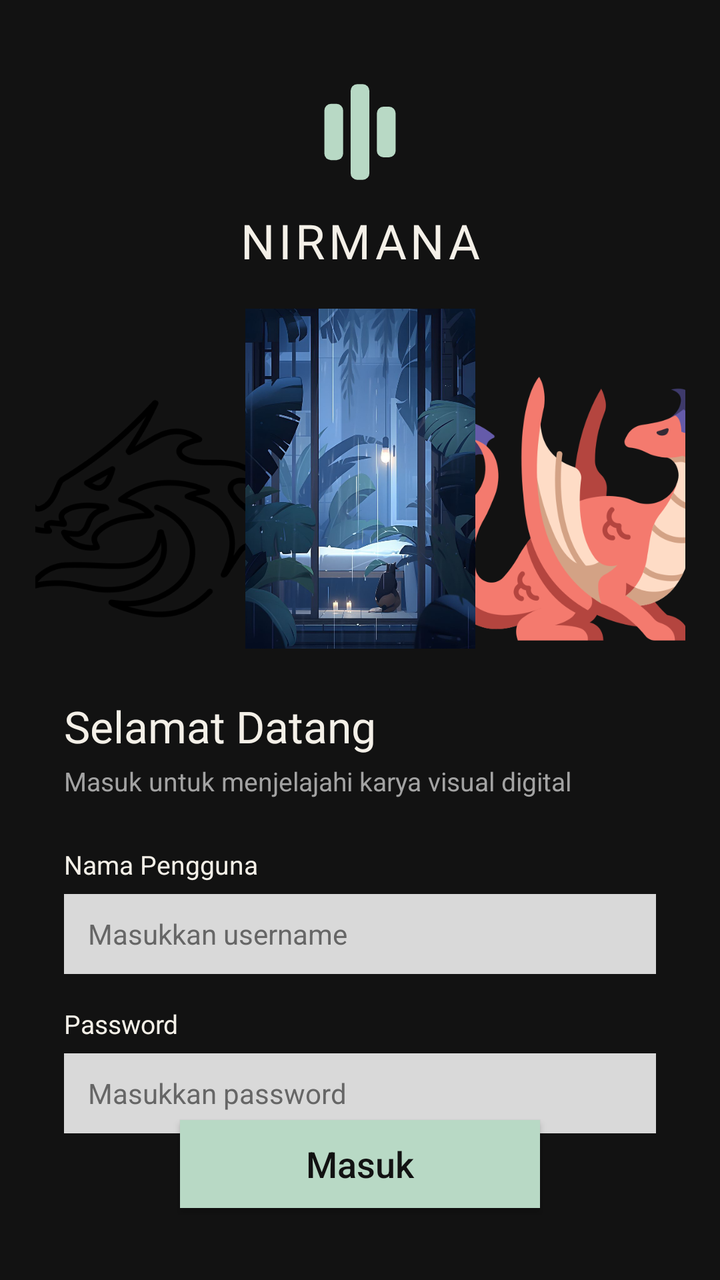
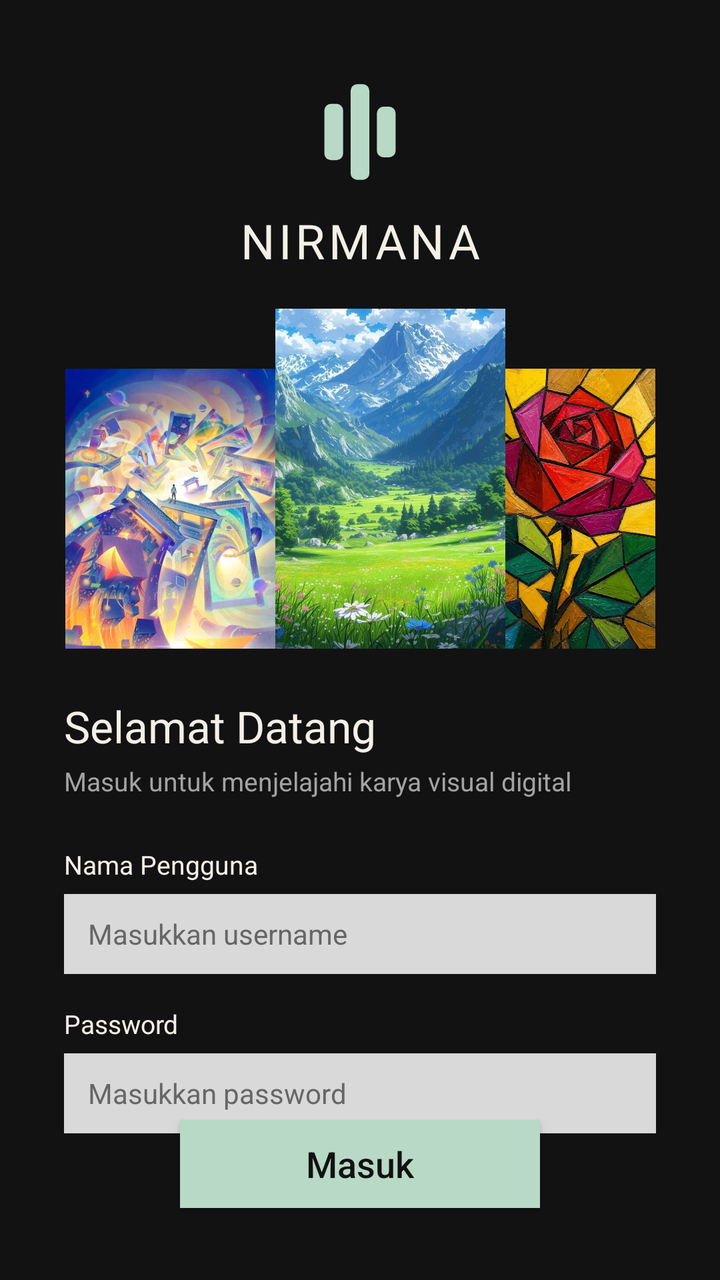

Two renders of the same Android screen: before a commit and after it. Below are the layout's source before the change and the commit's diff.
<!-- AndroidManifest.xml: application theme Theme.Zaki_Yasri_3TIB -->
<!-- res/layout/activity_login.xml -->
<?xml version="1.0" encoding="utf-8"?>
<androidx.constraintlayout.widget.ConstraintLayout xmlns:android="http://schemas.android.com/apk/res/android"
    xmlns:app="http://schemas.android.com/apk/res-auto"
    xmlns:tools="http://schemas.android.com/tools"
    android:id="@+id/main"
    android:layout_width="match_parent"
    android:layout_height="match_parent"
    android:background="@color/nirmana_bg_dark"
    tools:context=".LoginActivity">


    <ImageView
        android:id="@+id/imageView6"
        android:layout_width="60dp"
        android:layout_height="60dp"
        android:layout_marginTop="36dp"
        app:layout_constraintEnd_toEndOf="parent"
        app:layout_constraintStart_toStartOf="parent"
        app:layout_constraintTop_toTopOf="parent"
        app:srcCompat="@drawable/logo_nirmana_icon" />

    <TextView
        android:id="@+id/textView"
        android:layout_width="wrap_content"
        android:layout_height="wrap_content"
        android:layout_marginTop="8dp"
        android:fontFamily="@font/masfuad"
        android:letterSpacing="0.08"
        android:text="NIRMANA"
        android:textColor="@color/nirmana_cream"
        android:textSize="24sp"
        app:layout_constraintEnd_toEndOf="parent"
        app:layout_constraintStart_toStartOf="parent"
        app:layout_constraintTop_toBottomOf="@+id/imageView6" />


    <ImageView
        android:id="@+id/imgLoginKiri"
        android:layout_width="105dp"
        android:layout_height="140dp"
        android:layout_marginTop="48dp"
        android:scaleType="centerCrop"
        app:layout_constraintEnd_toStartOf="@+id/imgLoginTengah"
        app:layout_constraintHorizontal_chainStyle="packed"
        app:layout_constraintStart_toStartOf="parent"
        app:layout_constraintTop_toBottomOf="@+id/textView"
        app:srcCompat="@drawable/daragon" />

    <ImageView
        android:id="@+id/imgLoginTengah"
        android:layout_width="115dp"
        android:layout_height="170dp"
        android:layout_marginTop="18dp"
        android:elevation="6dp"
        android:scaleType="centerCrop"
        app:layout_constraintEnd_toStartOf="@+id/imgLoginKanan"
        app:layout_constraintStart_toEndOf="@+id/imgLoginKiri"
        app:layout_constraintTop_toBottomOf="@+id/textView"
        app:srcCompat="@drawable/tenang" />

    <ImageView
        android:id="@+id/imgLoginKanan"
        android:layout_width="105dp"
        android:layout_height="140dp"
        android:layout_marginTop="48dp"
        android:scaleType="centerCrop"
        app:layout_constraintEnd_toEndOf="parent"
        app:layout_constraintStart_toEndOf="@+id/imgLoginTengah"
        app:layout_constraintTop_toBottomOf="@+id/textView"
        app:srcCompat="@drawable/duragon" />


    <TextView
        android:id="@+id/tvSelamatDatang"
        android:layout_width="wrap_content"
        android:layout_height="wrap_content"
        android:layout_marginStart="32dp"
        android:layout_marginTop="24dp"
        android:fontFamily="@font/masrian"
        android:text="Selamat Datang"
        android:textColor="@color/nirmana_cream"
        android:textSize="22sp"
        app:layout_constraintStart_toStartOf="parent"
        app:layout_constraintTop_toBottomOf="@+id/imgLoginTengah" />

    <TextView
        android:id="@+id/tvSubSelamatDatang"
        android:layout_width="wrap_content"
        android:layout_height="wrap_content"
        android:layout_marginStart="32dp"
        android:layout_marginTop="4dp"
        android:text="Masuk untuk menjelajahi karya visual digital"
        android:textColor="@color/nirmana_gray"
        android:textSize="13sp"
        app:layout_constraintStart_toStartOf="parent"
        app:layout_constraintTop_toBottomOf="@+id/tvSelamatDatang" />


    <TextView
        android:id="@+id/lblUsername"
        android:layout_width="wrap_content"
        android:layout_height="wrap_content"
        android:layout_marginStart="32dp"
        android:layout_marginTop="24dp"
        android:text="Nama Pengguna"
        android:textColor="@color/nirmana_cream"
        android:textSize="13sp"
        app:layout_constraintStart_toStartOf="parent"
        app:layout_constraintTop_toBottomOf="@+id/tvSubSelamatDatang" />

    <EditText
        android:id="@+id/username"
        android:layout_width="0dp"
        android:layout_height="40dp"
        android:layout_marginHorizontal="32dp"
        android:layout_marginTop="6dp"
        android:background="#D9D9D9"
        android:hint="Masukkan username"
        android:inputType="text"
        android:paddingHorizontal="12dp"
        android:textColor="@color/black"
        android:textColorHint="#666666"
        android:textSize="14sp"
        app:layout_constraintEnd_toEndOf="parent"
        app:layout_constraintStart_toStartOf="parent"
        app:layout_constraintTop_toBottomOf="@+id/lblUsername" />

    <TextView
        android:id="@+id/lblPassword"
        android:layout_width="wrap_content"
        android:layout_height="wrap_content"
        android:layout_marginStart="32dp"
        android:layout_marginTop="16dp"
        android:text="Password"
        android:textColor="@color/nirmana_cream"
        android:textSize="13sp"
        app:layout_constraintStart_toStartOf="parent"
        app:layout_constraintTop_toBottomOf="@+id/username" />

    <EditText
        android:id="@+id/password"
        android:layout_width="0dp"
        android:layout_height="40dp"
        android:layout_marginHorizontal="32dp"
        android:layout_marginTop="6dp"
        android:background="#D9D9D9"
        android:hint="Masukkan password"
        android:inputType="textPassword"
        android:paddingHorizontal="12dp"
        android:textColor="@color/black"
        android:textColorHint="#666666"
        android:textSize="14sp"
        app:layout_constraintEnd_toEndOf="parent"
        app:layout_constraintStart_toStartOf="parent"
        app:layout_constraintTop_toBottomOf="@+id/lblPassword" />


    <androidx.appcompat.widget.AppCompatButton
        android:id="@+id/btn"
        android:layout_width="180dp"
        android:layout_height="44dp"
        android:layout_marginBottom="36dp"
        android:background="@color/nirmana_mint"
        android:text="Masuk"
        android:textAllCaps="false"
        android:textColor="@color/nirmana_bg_dark"
        android:textSize="18sp"
        app:layout_constraintBottom_toBottomOf="parent"
        app:layout_constraintEnd_toEndOf="parent"
        app:layout_constraintStart_toStartOf="parent" />

</androidx.constraintlayout.widget.ConstraintLayout>
<!-- resources referenced by this layout -->
<resources>
  <color name="black">#FF000000</color>
  <color name="nirmana_bg_dark">#121212</color>
  <color name="nirmana_cream">#F4F0E8</color>
  <color name="nirmana_gray">#A3A3A3</color>
  <color name="nirmana_mint">#B8D9C5</color>
  <!-- drawable daragon: png bitmap (drawable, 23232 bytes) -->
  <!-- drawable duragon: png bitmap (drawable, 53717 bytes) -->
  <!-- drawable logo_nirmana_icon (drawable) -->
  <vector xmlns:android="http://schemas.android.com/apk/res/android"
      android:width="512dp"
      android:height="512dp"
      android:viewportWidth="512"
      android:viewportHeight="512">
    <path
        android:pathData="M132,136L156,136A28,28 0,0 1,184 164L184,348A28,28 0,0 1,156 376L132,376A28,28 0,0 1,104 348L104,164A28,28 0,0 1,132 136z"
        android:fillColor="#B8D9C5"/>
    <path
        android:pathData="M244,52L268,52A28,28 0,0 1,296 80L296,432A28,28 0,0 1,268 460L244,460A28,28 0,0 1,216 432L216,80A28,28 0,0 1,244 52z"
        android:fillColor="#B8D9C5"/>
    <path
        android:pathData="M356,148L380,148A28,28 0,0 1,408 176L408,336A28,28 0,0 1,380 364L356,364A28,28 0,0 1,328 336L328,176A28,28 0,0 1,356 148z"
        android:fillColor="#B8D9C5"/>
  </vector>
  <!-- drawable tenang: jpg bitmap (drawable, 94549 bytes) -->
  <style name="Theme.Zaki_Yasri_3TIB" parent="Base.Theme.Zaki_Yasri_3TIB" />
  <style name="Base.Theme.Zaki_Yasri_3TIB" parent="Theme.Material3.DayNight.NoActionBar">
          
          
      </style>
</resources>

<!-- the commit's change to res/layout/activity_login.xml (unified diff, before → after) -->
@@ -44,7 +44,7 @@
         app:layout_constraintHorizontal_chainStyle="packed"
         app:layout_constraintStart_toStartOf="parent"
         app:layout_constraintTop_toBottomOf="@+id/textView"
-        app:srcCompat="@drawable/daragon" />
+        app:srcCompat="@drawable/warna" />
 
     <ImageView
         android:id="@+id/imgLoginTengah"
@@ -56,18 +56,18 @@
         app:layout_constraintEnd_toStartOf="@+id/imgLoginKanan"
         app:layout_constraintStart_toEndOf="@+id/imgLoginKiri"
         app:layout_constraintTop_toBottomOf="@+id/textView"
-        app:srcCompat="@drawable/tenang" />
+        app:srcCompat="@drawable/gunung" />
 
     <ImageView
         android:id="@+id/imgLoginKanan"
-        android:layout_width="105dp"
+        android:layout_width="75dp"
         android:layout_height="140dp"
         android:layout_marginTop="48dp"
         android:scaleType="centerCrop"
         app:layout_constraintEnd_toEndOf="parent"
         app:layout_constraintStart_toEndOf="@+id/imgLoginTengah"
         app:layout_constraintTop_toBottomOf="@+id/textView"
-        app:srcCompat="@drawable/duragon" />
+        app:srcCompat="@drawable/mawar" />
 
 
     <TextView
<!-- resource entries referenced after the edit -->
@@ -5,8 +5,7 @@
   <color name="nirmana_cream">#F4F0E8</color>
   <color name="nirmana_gray">#A3A3A3</color>
   <color name="nirmana_mint">#B8D9C5</color>
-  <!-- drawable daragon: png bitmap (drawable, 23232 bytes) -->
-  <!-- drawable duragon: png bitmap (drawable, 53717 bytes) -->
+  <!-- drawable gunung: jpg bitmap (drawable, 230025 bytes) -->
   <!-- drawable logo_nirmana_icon (drawable) -->
   <vector xmlns:android="http://schemas.android.com/apk/res/android"
       android:width="512dp"
@@ -23,7 +22,8 @@
         android:pathData="M356,148L380,148A28,28 0,0 1,408 176L408,336A28,28 0,0 1,380 364L356,364A28,28 0,0 1,328 336L328,176A28,28 0,0 1,356 148z"
         android:fillColor="#B8D9C5"/>
   </vector>
-  <!-- drawable tenang: jpg bitmap (drawable, 94549 bytes) -->
+  <!-- drawable mawar: jpg bitmap (drawable, 175064 bytes) -->
+  <!-- drawable warna: jpg bitmap (drawable, 155582 bytes) -->
   <style name="Theme.Zaki_Yasri_3TIB" parent="Base.Theme.Zaki_Yasri_3TIB" />
   <style name="Base.Theme.Zaki_Yasri_3TIB" parent="Theme.Material3.DayNight.NoActionBar">
           
